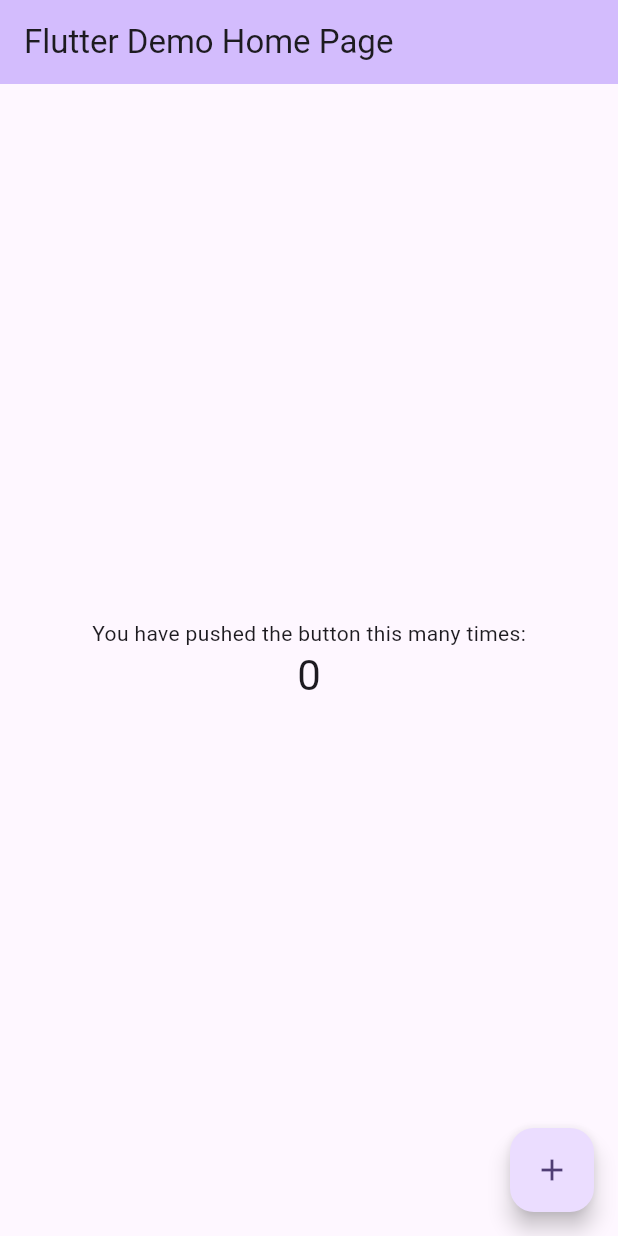
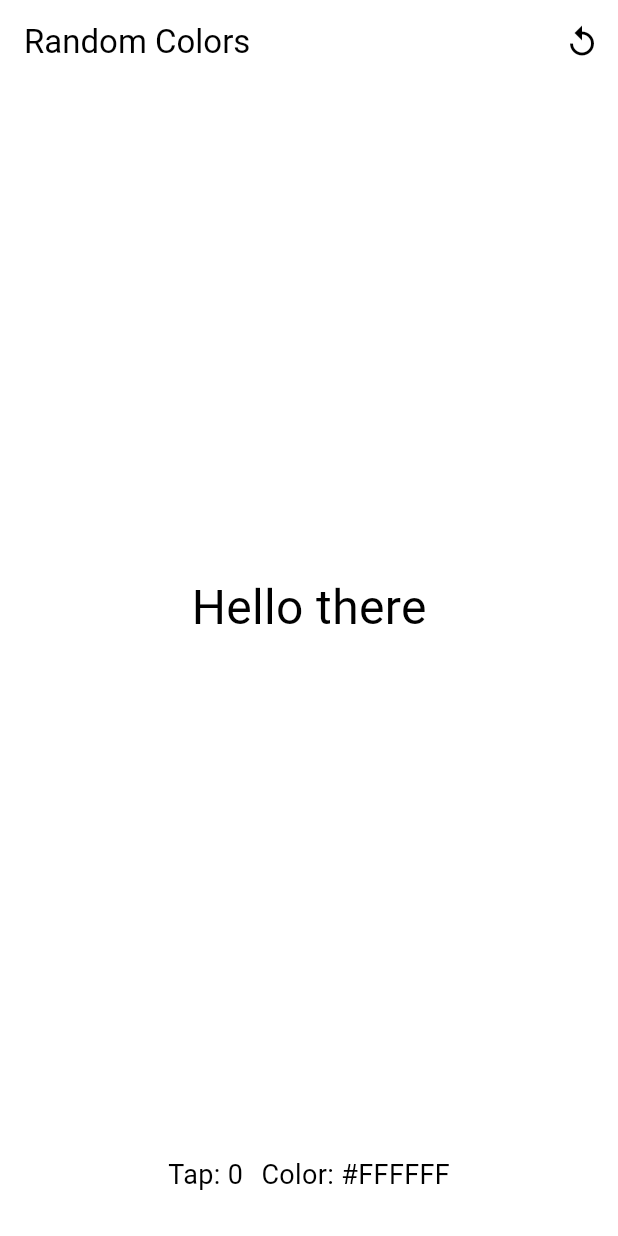
Before and after one commit to nomad483/flutter-test-task, a Flutter app: the screen it shows after launch, on a phone screen of 412 x 824 dp. Run offline on Flutter 3.47's test engine with Material 3 defaults, Android fonts, the phone set to English and light mode, and no system bars.

Commit message:
Done task

```diff
--- /dev/null
+++ b/lib/app.dart
@@ -0,0 +1,25 @@
+import 'package:flutter/material.dart';
+import 'package:flutter_test_task/view/screens/home_view.dart';
+import 'package:flutter_test_task/viewmodel/home_viewmodel.dart';
+import 'package:provider/provider.dart';
+
+/// Main App
+class App extends StatelessWidget {
+  /// App parent constructor
+  const App({super.key});
+
+  // This widget is the root of your application.
+  @override
+  Widget build(BuildContext context) {
+    return MultiProvider(
+        providers: [
+          ChangeNotifierProvider(create: (_) => HomeViewModel())
+        ],
+        child: MaterialApp(
+          debugShowCheckedModeBanner: false,
+          title: 'Random Colors',
+          home: HomeView(),
+        )
+    );
+  }
+}
--- /dev/null
+++ b/lib/core/utils/color_generator.dart
@@ -0,0 +1,15 @@
+import 'dart:math';
+import 'dart:ui';
+
+/// Random color generation function
+Color generateRandomColor() {
+  const maxColors = 256;
+  final Random random = Random();
+
+  return Color.fromRGBO(
+    random.nextInt(maxColors),
+    random.nextInt(maxColors),
+    random.nextInt(maxColors),
+    1,
+  );
+}
--- /dev/null
+++ b/lib/core/utils/color_utils.dart
@@ -0,0 +1,24 @@
+import 'dart:ui';
+
+
+/// Function for a detect dark colors
+bool isDark(Color color) {
+  const minBrightness = 0.5;
+  final brightness = color.computeLuminance();
+
+  return brightness < minBrightness;
+}
+
+/// Function for generating hex color code from a color
+String colorToHex(
+  Color color, {
+  bool hashSign = true,
+  bool withAlpha = false,
+}) {
+  final a = (color.a * 255).toInt().toRadixString(16).padLeft(2, '0');
+  final r = (color.r * 255).toInt().toRadixString(16).padLeft(2, '0');
+  final g = (color.g * 255).toInt().toRadixString(16).padLeft(2, '0');
+  final b = (color.b * 255).toInt().toRadixString(16).padLeft(2, '0');
+
+  return '${hashSign ? '#' : ''}${withAlpha ? a : ''}$r$g$b'.toUpperCase();
+}
--- a/lib/main.dart
+++ b/lib/main.dart
@@ -1,122 +1,6 @@
 import 'package:flutter/material.dart';
+import 'package:flutter_test_task/app.dart';
 
 void main() {
-  runApp(const MyApp());
+  runApp(const App());
 }
-
-class MyApp extends StatelessWidget {
-  const MyApp({super.key});
-
-  // This widget is the root of your application.
-  @override
-  Widget build(BuildContext context) {
-    return MaterialApp(
-      title: 'Flutter Demo',
-      theme: ThemeData(
-        // This is the theme of your application.
-        //
-        // TRY THIS: Try running your application with "flutter run". You'll see
-        // the application has a purple toolbar. Then, without quitting the app,
-        // try changing the seedColor in the colorScheme below to Colors.green
-        // and then invoke "hot reload" (save your changes or press the "hot
-        // reload" button in a Flutter-supported IDE, or press "r" if you used
-        // the command line to start the app).
-        //
-        // Notice that the counter didn't reset back to zero; the application
-        // state is not lost during the reload. To reset the state, use hot
-        // restart instead.
-        //
-        // This works for code too, not just values: Most code changes can be
-        // tested with just a hot reload.
-        colorScheme: ColorScheme.fromSeed(seedColor: Colors.deepPurple),
-      ),
-      home: const MyHomePage(title: 'Flutter Demo Home Page'),
-    );
-  }
-}
-
-class MyHomePage extends StatefulWidget {
-  const MyHomePage({super.key, required this.title});
-
-  // This widget is the home page of your application. It is stateful, meaning
-  // that it has a State object (defined below) that contains fields that affect
-  // how it looks.
-
-  // This class is the configuration for the state. It holds the values (in this
-  // case the title) provided by the parent (in this case the App widget) and
-  // used by the build method of the State. Fields in a Widget subclass are
-  // always marked "final".
-
-  final String title;
-
-  @override
-  State<MyHomePage> createState() => _MyHomePageState();
-}
-
-class _MyHomePageState extends State<MyHomePage> {
-  int _counter = 0;
-
-  void _incrementCounter() {
-    setState(() {
-      // This call to setState tells the Flutter framework that something has
-      // changed in this State, which causes it to rerun the build method below
-      // so that the display can reflect the updated values. If we changed
-      // _counter without calling setState(), then the build method would not be
-      // called again, and so nothing would appear to happen.
-      _counter++;
-    });
-  }
-
-  @override
-  Widget build(BuildContext context) {
-    // This method is rerun every time setState is called, for instance as done
-    // by the _incrementCounter method above.
-    //
-    // The Flutter framework has been optimized to make rerunning build methods
-    // fast, so that you can just rebuild anything that needs updating rather
-    // than having to individually change instances of widgets.
-    return Scaffold(
-      appBar: AppBar(
-        // TRY THIS: Try changing the color here to a specific color (to
-        // Colors.amber, perhaps?) and trigger a hot reload to see the AppBar
-        // change color while the other colors stay the same.
-        backgroundColor: Theme.of(context).colorScheme.inversePrimary,
-        // Here we take the value from the MyHomePage object that was created by
-        // the App.build method, and use it to set our appbar title.
-        title: Text(widget.title),
-      ),
-      body: Center(
-        // Center is a layout widget. It takes a single child and positions it
-        // in the middle of the parent.
-        child: Column(
-          // Column is also a layout widget. It takes a list of children and
-          // arranges them vertically. By default, it sizes itself to fit its
-          // children horizontally, and tries to be as tall as its parent.
-          //
-          // Column has various properties to control how it sizes itself and
-          // how it positions its children. Here we use mainAxisAlignment to
-          // center the children vertically; the main axis here is the vertical
-          // axis because Columns are vertical (the cross axis would be
-          // horizontal).
-          //
-          // TRY THIS: Invoke "debug painting" (choose the "Toggle Debug Paint"
-          // action in the IDE, or press "p" in the console), to see the
-          // wireframe for each widget.
-          mainAxisAlignment: MainAxisAlignment.center,
-          children: <Widget>[
-            const Text('You have pushed the button this many times:'),
-            Text(
-              '$_counter',
-              style: Theme.of(context).textTheme.headlineMedium,
-            ),
-          ],
-        ),
-      ),
-      floatingActionButton: FloatingActionButton(
-        onPressed: _incrementCounter,
-        tooltip: 'Increment',
-        child: const Icon(Icons.add),
-      ), // This trailing comma makes auto-formatting nicer for build methods.
-    );
-  }
-}
--- /dev/null
+++ b/lib/model/color_model.dart
@@ -0,0 +1,15 @@
+import 'dart:ui';
+
+import 'package:flutter_test_task/core/utils/color_utils.dart';
+
+/// Color model structure for a unit color
+class ColorModel {
+  /// Current color
+  final Color color;
+  /// Hex code for a current color
+  final String hexCode;
+
+
+  /// Constructor
+  ColorModel(this.color) : hexCode = colorToHex(color);
+}
--- /dev/null
+++ b/lib/view/screens/home_view.dart
@@ -0,0 +1,80 @@
+import 'package:flutter/material.dart';
+import 'package:flutter_test_task/core/utils/color_utils.dart';
+import 'package:flutter_test_task/model/color_model.dart';
+import 'package:flutter_test_task/view/widgets/color_history_item.dart';
+import 'package:flutter_test_task/viewmodel/home_viewmodel.dart';
+import 'package:provider/provider.dart';
+
+/// MVVM View with main ui
+class HomeView extends StatelessWidget {
+  @override
+  Widget build(BuildContext context) {
+    final homeViewModel = Provider.of<HomeViewModel>(context);
+    final Color textColor = isDark(homeViewModel.currentColor)
+        ? Colors.white
+        : Colors.black;
+
+    return Scaffold(
+      appBar: AppBar(
+        title: Text('Random Colors', style: TextStyle(color: textColor)),
+        backgroundColor: homeViewModel.currentColor,
+        actions: [
+          IconButton(
+            onPressed: homeViewModel.reset,
+            icon: Icon(Icons.replay, color: textColor),
+          ),
+        ],
+      ),
+      body: GestureDetector(
+        onTap: homeViewModel.generateColor,
+        child: AnimatedContainer(
+          duration: const Duration(microseconds: 500),
+          color: homeViewModel.currentColor,
+          child: Column(
+            children: [
+              Expanded(
+                child: Center(
+                  child: Text(
+                    'Hello there',
+                    style: TextStyle(fontSize: 32, color: textColor),
+                  ),
+                ),
+              ),
+              Padding(
+                padding: const EdgeInsets.all(16),
+                child: Column(
+                  mainAxisSize: MainAxisSize.min,
+                  children: [
+                    Row(
+                      mainAxisAlignment: MainAxisAlignment.center,
+                      children: [
+                        Text(
+                          'Tap: ${homeViewModel.tapCount}',
+                          style: TextStyle(fontSize: 18, color: textColor),
+                        ),
+                        const SizedBox(width: 12,),
+                        Text(
+                          'Color: ${ColorModel(homeViewModel.currentColor)
+                              .hexCode}',
+                          style: TextStyle(fontSize: 18, color: textColor),
+                        ),
+                      ],
+                    ),
+                    const SizedBox(height: 12),
+                    Row(
+                        mainAxisAlignment: MainAxisAlignment.center,
+                        children:
+                        homeViewModel.history.map((item) =>
+                            ColorHistoryItem(colorModel: item)).toList(),
+
+                    )
+                  ],
+                ),
+              ),
+            ],
+          ),
+        ),
+      ),
+    );
+  }
+}
--- /dev/null
+++ b/lib/view/widgets/color_history_item.dart
@@ -0,0 +1,33 @@
+import 'package:flutter/material.dart';
+import 'package:flutter_test_task/core/utils/color_utils.dart';
+import 'package:flutter_test_task/model/color_model.dart';
+
+/// History color circe item
+class ColorHistoryItem extends StatelessWidget {
+  /// Current Color Model
+  final ColorModel colorModel;
+
+  /// Current Text Color
+  final Color textColor;
+
+  /// Constructor
+  ColorHistoryItem({required this.colorModel})
+    : textColor = isDark(colorModel.color) ? Colors.white : Colors.black;
+
+  @override
+  Widget build(BuildContext context) {
+    return Container(
+      width: 90,
+      height: 90,
+      margin: const EdgeInsets.symmetric(horizontal: 4),
+      decoration: BoxDecoration(
+        color: colorModel.color,
+        border: Border.all(),
+        shape: BoxShape.circle,
+      ),
+      child: Center(
+        child: Text(colorModel.hexCode, style: TextStyle(color: textColor)),
+      ),
+    );
+  }
+}
--- /dev/null
+++ b/lib/viewmodel/home_viewmodel.dart
@@ -0,0 +1,45 @@
+import 'package:flutter/material.dart';
+import 'package:flutter_test_task/core/utils/color_generator.dart';
+import 'package:flutter_test_task/model/color_model.dart';
+
+
+/// State management
+class HomeViewModel extends ChangeNotifier {
+  static const _maxHistoryCount = 3;
+
+  Color _currentColor = Colors.white;
+  int _tapCount = 0;
+  final List<ColorModel> _history = [];
+
+  /// Current color
+  Color get currentColor => _currentColor;
+
+  /// Tap count
+  int get tapCount => _tapCount;
+
+  // ignore: avoid_final_with_getter
+  /// List of colors
+  List<ColorModel> get history => _history;
+
+  /// Change state after tap
+  void generateColor() {
+    _currentColor = generateRandomColor();
+    _tapCount++;
+    _history.insert(0, ColorModel(_currentColor));
+
+    if (_history.length > _maxHistoryCount) {
+      _history.removeLast();
+    }
+
+    notifyListeners();
+  }
+
+  /// Reset state to default
+  void reset() {
+    _currentColor = Colors.white;
+    _tapCount = 0;
+    _history.clear();
+
+    notifyListeners();
+  }
+}
--- a/pubspec.yaml
+++ b/pubspec.yaml
@@ -34,6 +34,7 @@ dependencies:
   # The following adds the Cupertino Icons font to your application.
   # Use with the CupertinoIcons class for iOS style icons.
   cupertino_icons: ^1.0.8
+  provider: ^6.1.5
 
 dev_dependencies:
   flutter_test:
```
Also changed, not shown: assets/images/android.gif (added), assets/images/ios.gif (added), pubspec.lock, 2 other files.
